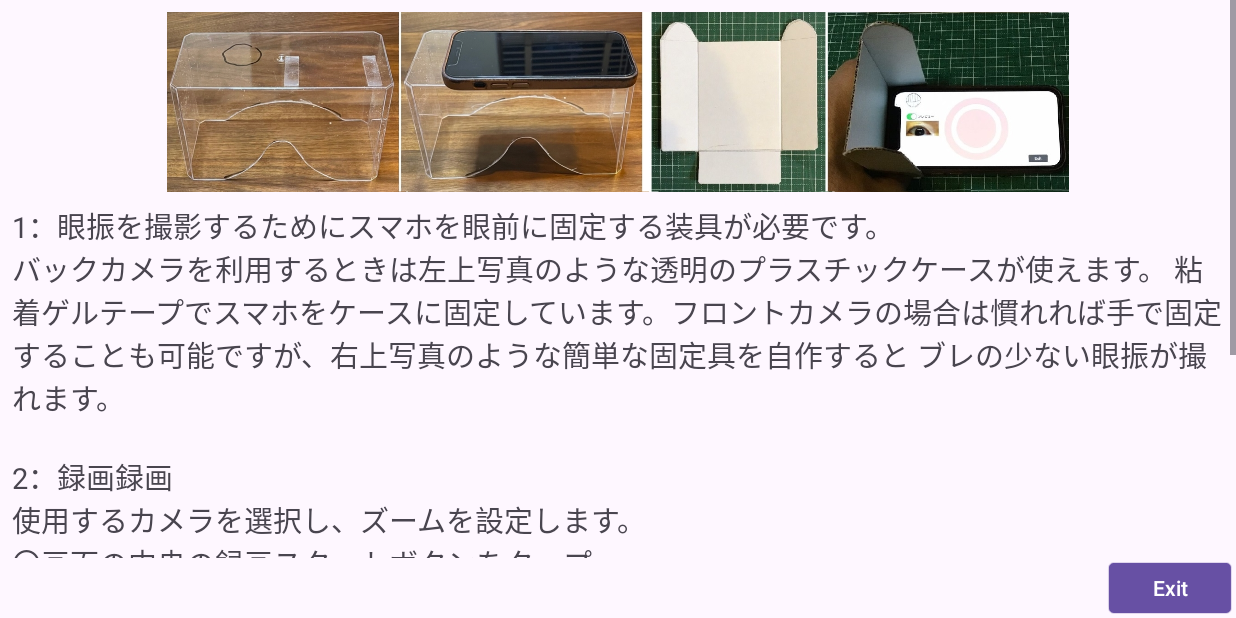
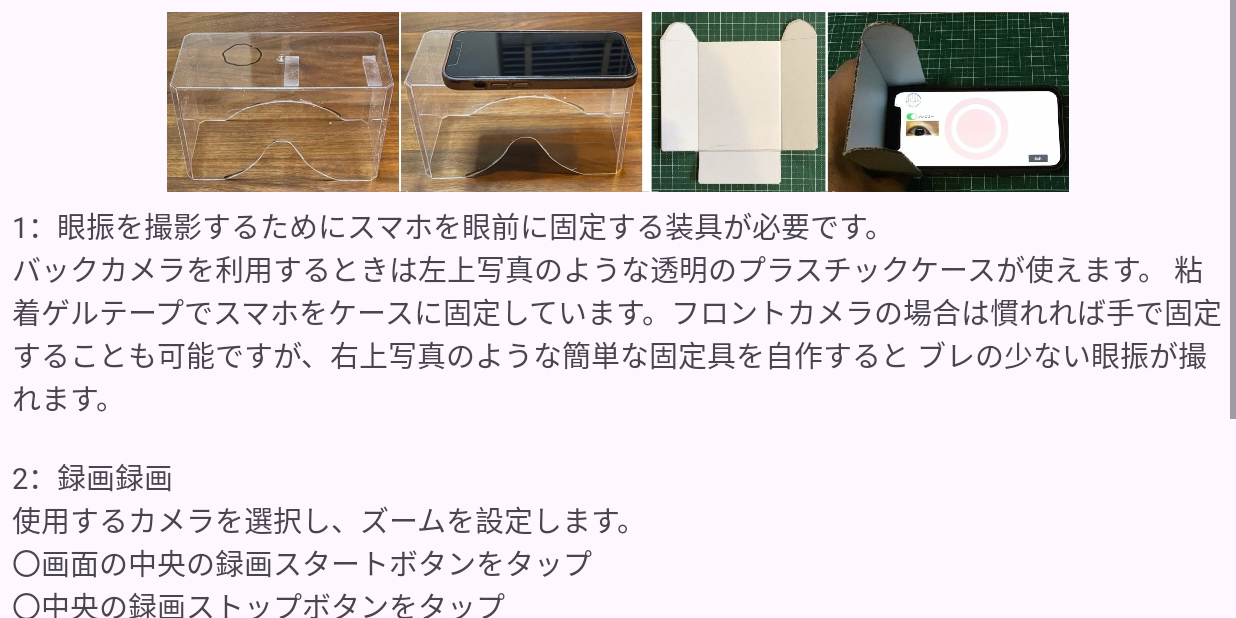
Before and after one commit to tatsu-kuro/aCapNYS, an Android app: the How2Activity screen opened directly, with no data from a screen before it, on a phone screen of 824 x 412 dp (held sideways). Run offline under Robolectric (Android 15) with nearby library versions, the phone set to English and light mode, and no system bars.

Commit message:
change help page

```diff
--- a/app/src/main/java/com/kuroda33/acapnys/How2Activity.kt
+++ b/app/src/main/java/com/kuroda33/acapnys/How2Activity.kt
@@ -10,16 +10,16 @@ class How2Activity : AppCompatActivity() {
     override fun onCreate(savedInstanceState: Bundle?) {
         super.onCreate(savedInstanceState)
         setContentView(R.layout.activity_how2)
-        val exitBtn=findViewById<Button>(R.id.exitButton)
+    //    val exitBtn=findViewById<Button>(R.id.exitButton)
     //    val sendBtn=findViewById<Button>(R.id.sendButton)
     //    sendBtn.setOnClickListener{
     //        val intent = Intent(/* packageContext = */ application,/* cls = */ GyroActivity::class.java)
     //        startActivity(/* intent = */ intent)
     //    }
-        exitBtn.setOnClickListener(View.OnClickListener {
+    //    exitBtn.setOnClickListener(View.OnClickListener {
             //Log.d(TAG, "surfaceDestroyed...")
-            finish()
-        })
+    //        finish()
+    //    })
     }
    /* override fun onWindowFocusChanged(hasFocus: Boolean) {
         super.onWindowFocusChanged(hasFocus)
--- a/app/src/main/res/layout/activity_gyro.xml
+++ b/app/src/main/res/layout/activity_gyro.xml
@@ -36,7 +36,7 @@
             android:layout_marginLeft="10dp"
             android:layout_weight="1"
             android:background="@android:drawable/editbox_background_normal"
-            android:focusable="auto"
+            android:focusable="false"
             android:focusableInTouchMode="false"
             android:text="IP"
             android:textAlignment="center" />
@@ -51,6 +51,7 @@
             android:inputType="number"
             android:maxLength="3"
             android:text="192"
+            android:imeOptions="actionDone"
             android:textAlignment="textEnd" />
 
         <EditText
@@ -63,6 +64,7 @@
             android:digits="0123456789"
             android:maxLength="3"
             android:inputType="number"
+            android:imeOptions="actionDone"
             android:textAlignment="textEnd"  />
 
         <EditText
@@ -75,6 +77,7 @@
             android:digits="0123456789"
             android:maxLength="3"
             android:inputType="number"
+            android:imeOptions="actionDone"
             android:textAlignment="textEnd" />
 
         <EditText
@@ -87,6 +90,7 @@
             android:digits="0123456789"
             android:maxLength="3"
             android:inputType="number"
+            android:imeOptions="actionDone"
             android:textAlignment="textEnd" />
         <EditText
             android:id="@+id/portLabel"
--- a/app/src/main/res/layout/activity_how2.xml
+++ b/app/src/main/res/layout/activity_how2.xml
@@ -1,19 +1,18 @@
 <?xml version="1.0" encoding="utf-8"?>
 <LinearLayout xmlns:android="http://schemas.android.com/apk/res/android"
     xmlns:tools="http://schemas.android.com/tools"
-    xmlns:app="http://schemas.android.com/apk/res-auto"
     android:orientation="vertical"
     android:layout_width="fill_parent"
     android:layout_height="fill_parent"
     tools:context=".MainActivity">
     <ScrollView
         android:layout_width="fill_parent"
-        android:layout_height="wrap_content"
+        android:layout_height="0dp"
         android:layout_weight="1">
         <LinearLayout
             android:orientation="vertical"
             android:layout_width="fill_parent"
-            android:layout_height="fill_parent">
+            android:layout_height="0dp">
             <ImageView
                 android:layout_width="match_parent"
                 android:layout_height="120dp"
@@ -33,21 +32,5 @@
         </LinearLayout>
 
     </ScrollView>
-    <LinearLayout
-        android:layout_width="fill_parent"
-        android:layout_height="40dp"
-        android:orientation="horizontal">
 
-        <View
-            android:layout_width="0dp"
-            android:layout_height="1dp"
-            android:layout_weight="1"/>
-        <Button
-            android:id="@+id/exitButton"
-            android:text="Exit"
-            android:layout_marginStart="32dp"
-            android:background="@android:drawable/editbox_background_normal"
-            android:layout_width="wrap_content"
-            android:layout_height="wrap_content" />
-    </LinearLayout>
 </LinearLayout>
--- a/app/src/main/res/values/strings.xml
+++ b/app/src/main/res/values/strings.xml
@@ -9,7 +9,9 @@
         "ブレの少ない眼振が撮れます。\n\n2：録画録画\n使用するカメラを選択し、ズームを設定します。"
         "\n〇画面の中央の録画スタートボタンをタップ\n〇中央の録画ストップボタンをタップ\nで録画完了です。"
         "\n\n3：右上隅の [Gyro] ボタンをタップすると、スマホの pitch, roll, yaw の動きをチェックしてアラームを鳴らし、回数を表示します。前庭リハビリのための機能です。"
-        "また、Windows アプリ CapNYS が指定する IP-Address, Port を設定するとジャイロデータを WiFi でその CapNYS に送信できます。Windows用 CapNYS は kuroda33.com/jibika からダウンロード出来ます。"
+        "また、Windows アプリ CapNYS が指定する IP-Address, Port を設定するとジャイロデータを WiFi でその CapNYS に送信できます。"
+        "Windows用 CapNYS は kuroda33.com/jibika からダウンロード出来ます。\n"
+        "         "
     </string>
     <string-array name="spinner_items1">
         <item>OFF</item>
```
Also changed, not shown: app/src/main/java/com/kuroda33/acapnys/GyroActivity.java (+85 -124 lines).
